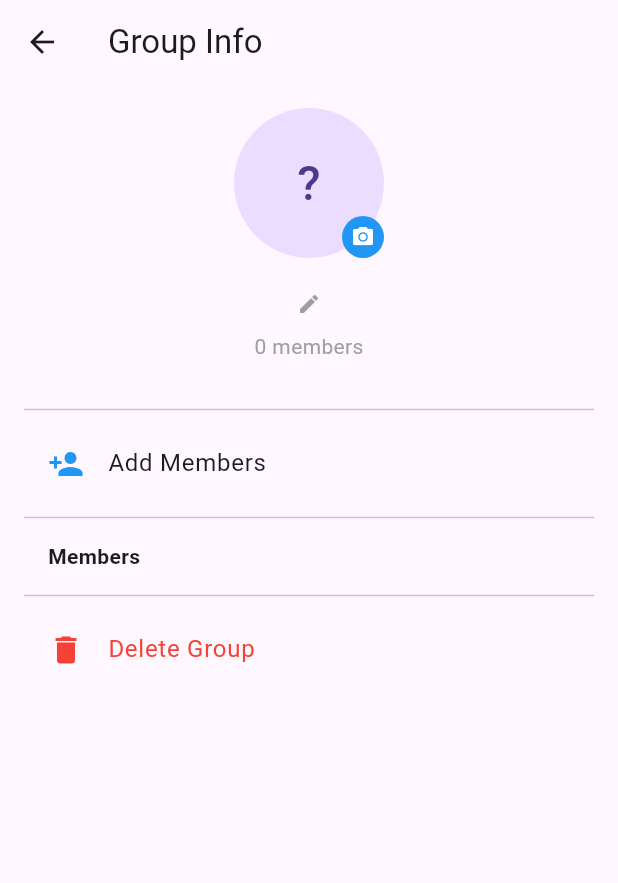
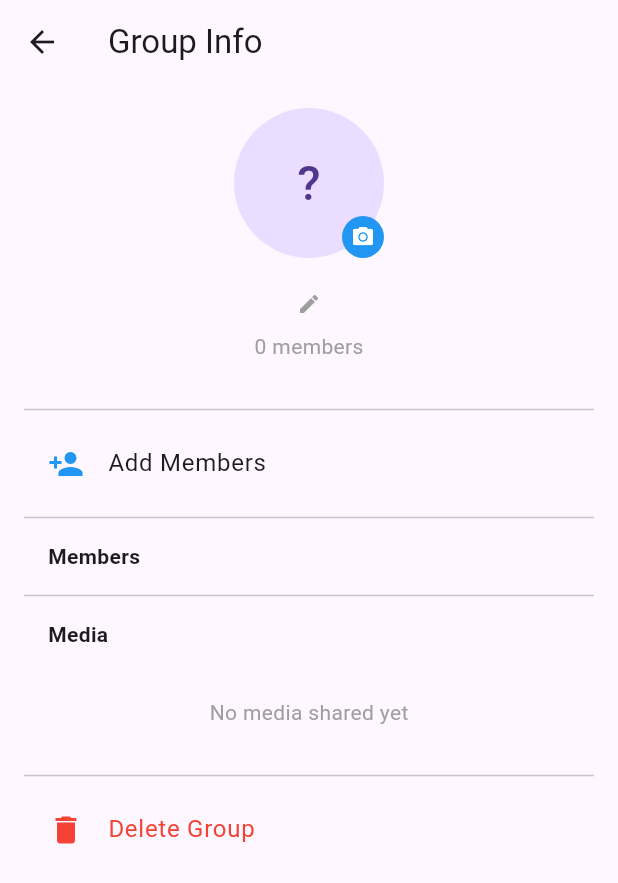
Before and after one commit to TAGABUNDOWK/WeDo, a Flutter app: the GroupInfoScreen screen opened by its route, on a phone screen of 412 x 824 dp. Shown: the top 883 px of the screen. Run offline on Flutter 3.47's test engine with Material 3 defaults, Android fonts, the phone set to English and light mode, and no system bars; our stand-ins replace cloud_firestore, firebase_auth, firebase_core, geolocator; accounts and stored records are empty.

Commit message:
UPDATED YAWA

```diff
--- a/lib/models/direct_chat.dart
+++ b/lib/models/direct_chat.dart
@@ -6,6 +6,7 @@ class DirectChat {
   final String? lastMessage;
   final String? lastMessageSenderId;
   final DateTime? lastMessageAt;
+  final List<String> lastMessageReadBy;
   final DateTime createdAt;
 
   const DirectChat({
@@ -14,6 +15,7 @@ class DirectChat {
     this.lastMessage,
     this.lastMessageSenderId,
     this.lastMessageAt,
+    this.lastMessageReadBy = const [],
     required this.createdAt,
   });
 
@@ -42,6 +44,7 @@ class DirectChat {
       lastMessage: message,
       lastMessageSenderId: senderId,
       lastMessageAt: sentAt,
+      lastMessageReadBy: (data['lastMessageReadBy'] as List?)?.cast<String>() ?? const [],
       createdAt: _parseTimestamp(data['createdAt']),
     );
   }
--- a/lib/models/group_chat.dart
+++ b/lib/models/group_chat.dart
@@ -10,6 +10,7 @@ class GroupChat {
   final String? lastMessage;
   final String? lastMessageSenderId;
   final DateTime? lastMessageAt;
+  final List<String> lastMessageReadBy;
   final DateTime createdAt;
 
   const GroupChat({
@@ -22,6 +23,7 @@ class GroupChat {
     this.lastMessage,
     this.lastMessageSenderId,
     this.lastMessageAt,
+    this.lastMessageReadBy = const [],
     required this.createdAt,
   });
 
@@ -37,6 +39,7 @@ class GroupChat {
       lastMessage: data['lastMessage'] as String?,
       lastMessageSenderId: data['lastMessageSenderId'] as String?,
       lastMessageAt: _parseTimestamp(data['lastMessageAt']),
+      lastMessageReadBy: (data['lastMessageReadBy'] as List?)?.cast<String>() ?? const [],
       createdAt: _parseTimestamp(data['createdAt']),
     );
   }
@@ -53,6 +56,7 @@ class GroupChat {
       'lastMessageAt': lastMessageAt != null
           ? Timestamp.fromDate(lastMessageAt!)
           : FieldValue.serverTimestamp(),
+      'lastMessageReadBy': lastMessageReadBy,
       'createdAt': Timestamp.fromDate(createdAt),
     };
   }
--- a/lib/screens/chat/chat_tab.dart
+++ b/lib/screens/chat/chat_tab.dart
@@ -179,7 +179,8 @@ class _ChatTabState extends State<ChatTab> {
                           final group = item.group!;
                           final hasUnread = group.lastMessage != null &&
                               group.lastMessageSenderId != null &&
-                              group.lastMessageSenderId != currentUser.uid;
+                              group.lastMessageSenderId != currentUser.uid &&
+                              !group.lastMessageReadBy.contains(currentUser.uid);
                           return ChatTile(
                             name: group.name,
                             lastMessage: group.lastMessage,
@@ -196,7 +197,8 @@ class _ChatTabState extends State<ChatTab> {
                           final otherUid = chat.otherUserId(currentUser.uid);
                           final hasUnread = chat.lastMessage != null &&
                               chat.lastMessageSenderId != null &&
-                              chat.lastMessageSenderId != currentUser.uid;
+                              chat.lastMessageSenderId != currentUser.uid &&
+                              !chat.lastMessageReadBy.contains(currentUser.uid);
                           return FutureBuilder<UserEntity?>(
                             future: _directService.getUser(otherUid),
                             builder: (context, userSnap) {
--- a/lib/screens/group/group_info_screen.dart
+++ b/lib/screens/group/group_info_screen.dart
@@ -1,6 +1,7 @@
 import 'package:flutter/material.dart';
 import 'package:firebase_auth/firebase_auth.dart';
 import '../../models/group_chat.dart';
+import '../../models/message.dart';
 import '../../models/user_entity.dart';
 import '../../services/group/group_service.dart';
 import '../../services/friends/friend_service.dart';
@@ -356,6 +357,12 @@ class _GroupInfoScreenState extends State<GroupInfoScreen> {
                   );
                 }),
                 const Divider(),
+                const Padding(
+                  padding: EdgeInsets.symmetric(horizontal: 16, vertical: 8),
+                  child: Text('Media', style: TextStyle(fontWeight: FontWeight.w600)),
+                ),
+                _GroupMediaSection(groupId: widget.groupId),
+                const Divider(),
                 if (isAdmin)
                   ListTile(
                     leading: const Icon(Icons.delete, color: Colors.red),
@@ -372,6 +379,77 @@ class _FriendUser {
   final String uid;
   final UserEntity? user;
   const _FriendUser({required this.uid, required this.user});
+}
+
+class _GroupMediaSection extends StatefulWidget {
+  final String groupId;
+  const _GroupMediaSection({required this.groupId});
+
+  @override
+  State<_GroupMediaSection> createState() => _GroupMediaSectionState();
+}
+
+class _GroupMediaSectionState extends State<_GroupMediaSection> {
+  final _groupService = GroupService();
+  List<String> _imageUrls = [];
+  bool _isLoading = true;
+
+  @override
+  void initState() {
+    super.initState();
+    _loadMedia();
+  }
+
+  Future<void> _loadMedia() async {
+    final messages = await _groupService.getMessagesOnce(widget.groupId);
+    final images = messages
+        .where((m) => m.type == MessageType.image && m.imageUrl != null)
+        .map((m) => m.imageUrl!)
+        .toList();
+    if (mounted) {
+      setState(() {
+        _imageUrls = images;
+        _isLoading = false;
+      });
+    }
+  }
+
+  @override
+  Widget build(BuildContext context) {
+    if (_isLoading) {
+      return const Center(child: CircularProgressIndicator());
+    }
+    if (_imageUrls.isEmpty) {
+      return const Center(
+        child: Padding(
+          padding: EdgeInsets.all(24),
+          child: Text('No media shared yet', style: TextStyle(color: Colors.grey)),
+        ),
+      );
+    }
+    return GridView.builder(
+      shrinkWrap: true,
+      physics: const NeverScrollableScrollPhysics(),
+      gridDelegate: const SliverGridDelegateWithFixedCrossAxisCount(
+        crossAxisCount: 3,
+        crossAxisSpacing: 4,
+        mainAxisSpacing: 4,
+      ),
+      itemCount: _imageUrls.length,
+      itemBuilder: (context, index) {
+        return ClipRRect(
+          borderRadius: BorderRadius.circular(8),
+          child: Image.network(
+            _imageUrls[index],
+            fit: BoxFit.cover,
+            errorBuilder: (_, __, ___) => const Center(
+              child: Icon(Icons.broken_image, color: Colors.grey),
+            ),
+          ),
+        );
+      },
+    );
+  }
 }
 
 class _AddMemberScreen extends StatefulWidget {
--- a/lib/services/direct/direct_service.dart
+++ b/lib/services/direct/direct_service.dart
@@ -1,4 +1,5 @@
 import 'package:cloud_firestore/cloud_firestore.dart';
+import 'package:firebase_auth/firebase_auth.dart';
 import '../../models/direct_chat.dart';
 import '../../models/message.dart';
 import '../../models/user_entity.dart';
@@ -6,9 +7,12 @@ import '../../utils/constants.dart';
 
 class DirectService {
   final FirebaseFirestore _db = FirebaseFirestore.instance;
+  final FirebaseAuth _auth = FirebaseAuth.instance;
 
   CollectionReference<Map<String, dynamic>> get _chats =>
       _db.collection(AppConstants.directChatsCollection);
+
+  String? getCurrentUid() => _auth.currentUser?.uid;
 
   CollectionReference<Map<String, dynamic>> _messages(String chatId) =>
       _chats.doc(chatId).collection(AppConstants.directChatMessagesSubcollection);
@@ -80,6 +84,7 @@ class DirectService {
         'sentAt': FieldValue.serverTimestamp(),
       },
       'lastMessageAt': FieldValue.serverTimestamp(),
+      'lastMessageReadBy': [senderId],
     });
 
     await batch.commit();
@@ -123,6 +128,9 @@ class DirectService {
         });
       }
     }
+    batch.update(_chats.doc(chatId), {
+      'lastMessageReadBy': FieldValue.arrayUnion([uid]),
+    });
     await batch.commit();
   }
 
--- a/lib/services/group/group_service.dart
+++ b/lib/services/group/group_service.dart
@@ -92,6 +92,7 @@ class GroupService {
       'lastMessage': text,
       'lastMessageSenderId': senderId,
       'lastMessageAt': FieldValue.serverTimestamp(),
+      'lastMessageReadBy': [senderId],
     });
 
     await batch.commit();
@@ -144,6 +145,9 @@ class GroupService {
         });
       }
     }
+    batch.update(_groups.doc(groupId), {
+      'lastMessageReadBy': FieldValue.arrayUnion([uid]),
+    });
     await batch.commit();
   }
 
```
Also changed, not shown: lib/screens/direct/direct_chat_screen.dart (+214 -96 lines).
